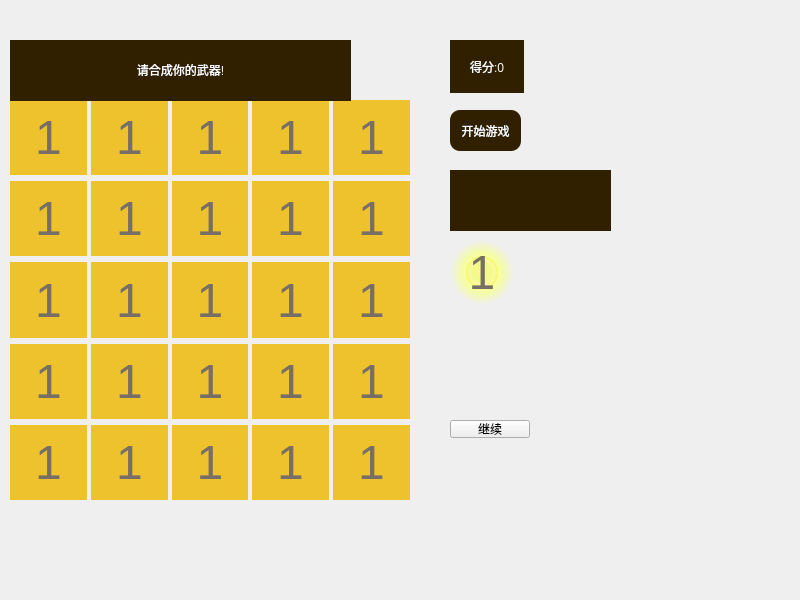
jiayueru/deep_golf_qt, file game2048.ui: the form before one commit.
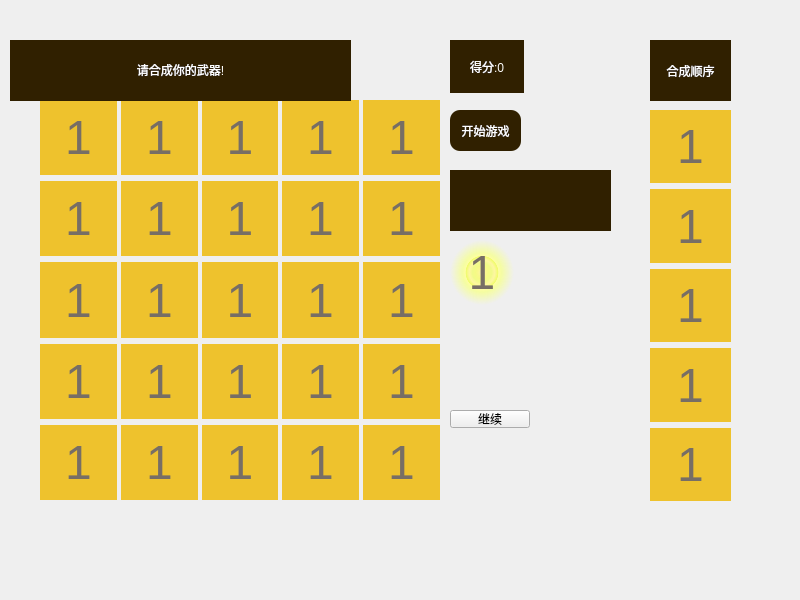
The form after the commit.

```diff
--- a/game2048.ui
+++ b/game2048.ui
@@ -19,7 +19,7 @@
   <widget class="QWidget" name="gridWidget" native="true">
    <property name="geometry">
     <rect>
-     <x>10</x>
+     <x>40</x>
      <y>100</y>
      <width>400</width>
      <height>400</height>
@@ -950,7 +950,7 @@
    <property name="geometry">
     <rect>
      <x>450</x>
-     <y>420</y>
+     <y>410</y>
      <width>80</width>
      <height>18</height>
     </rect>
@@ -998,6 +998,204 @@
     <set>Qt::AlignCenter</set>
    </property>
   </widget>
+  <widget class="QWidget" name="verticalLayoutWidget">
+   <property name="geometry">
+    <rect>
+     <x>650</x>
+     <y>110</y>
+     <width>81</width>
+     <height>391</height>
+    </rect>
+   </property>
+   <layout class="QVBoxLayout" name="verticalLayout">
+    <item>
+     <widget class="QLabel" name="block_std1">
+      <property name="minimumSize">
+       <size>
+        <width>30</width>
+        <height>30</height>
+       </size>
+      </property>
+      <property name="font">
+       <font>
+        <pointsize>-1</pointsize>
+       </font>
+      </property>
+      <property name="contextMenuPolicy">
+       <enum>Qt::DefaultContextMenu</enum>
+      </property>
+      <property name="styleSheet">
+       <string notr="true">background-color: #EEC22D; color: #776E65; font-size: 48px;</string>
+      </property>
+      <property name="frameShape">
+       <enum>QFrame::NoFrame</enum>
+      </property>
+      <property name="frameShadow">
+       <enum>QFrame::Raised</enum>
+      </property>
+      <property name="text">
+       <string>1</string>
+      </property>
+      <property name="alignment">
+       <set>Qt::AlignCenter</set>
+      </property>
+     </widget>
+    </item>
+    <item>
+     <widget class="QLabel" name="block_std2">
+      <property name="minimumSize">
+       <size>
+        <width>30</width>
+        <height>30</height>
+       </size>
+      </property>
+      <property name="font">
+       <font>
+        <pointsize>-1</pointsize>
+       </font>
+      </property>
+      <property name="contextMenuPolicy">
+       <enum>Qt::DefaultContextMenu</enum>
+      </property>
+      <property name="styleSheet">
+       <string notr="true">background-color: #EEC22D; color: #776E65; font-size: 48px;</string>
+      </property>
+      <property name="frameShape">
+       <enum>QFrame::NoFrame</enum>
+      </property>
+      <property name="frameShadow">
+       <enum>QFrame::Raised</enum>
+      </property>
+      <property name="text">
+       <string>1</string>
+      </property>
+      <property name="alignment">
+       <set>Qt::AlignCenter</set>
+      </property>
+     </widget>
+    </item>
+    <item>
+     <widget class="QLabel" name="block_std3">
+      <property name="minimumSize">
+       <size>
+        <width>30</width>
+        <height>30</height>
+       </size>
+      </property>
+      <property name="font">
+       <font>
+        <pointsize>-1</pointsize>
+       </font>
+      </property>
+      <property name="contextMenuPolicy">
+       <enum>Qt::DefaultContextMenu</enum>
+      </property>
+      <property name="styleSheet">
+       <string notr="true">background-color: #EEC22D; color: #776E65; font-size: 48px;</string>
+      </property>
+      <property name="frameShape">
+       <enum>QFrame::NoFrame</enum>
+      </property>
+      <property name="frameShadow">
+       <enum>QFrame::Raised</enum>
+      </property>
+      <property name="text">
+       <string>1</string>
+      </property>
+      <property name="alignment">
+       <set>Qt::AlignCenter</set>
+      </property>
+     </widget>
+    </item>
+    <item>
+     <widget class="QLabel" name="block_std4">
+      <property name="minimumSize">
+       <size>
+        <width>30</width>
+        <height>30</height>
+       </size>
+      </property>
+      <property name="font">
+       <font>
+        <pointsize>-1</pointsize>
+       </font>
+      </property>
+      <property name="contextMenuPolicy">
+       <enum>Qt::DefaultContextMenu</enum>
+      </property>
+      <property name="styleSheet">
+       <string notr="true">background-color: #EEC22D; color: #776E65; font-size: 48px;</string>
+      </property>
+      <property name="frameShape">
+       <enum>QFrame::NoFrame</enum>
+      </property>
+      <property name="frameShadow">
+       <enum>QFrame::Raised</enum>
+      </property>
+      <property name="text">
+       <string>1</string>
+      </property>
+      <property name="alignment">
+       <set>Qt::AlignCenter</set>
+      </property>
+     </widget>
+    </item>
+    <item>
+     <widget class="QLabel" name="block_std55">
+      <property name="minimumSize">
+       <size>
+        <width>30</width>
+        <height>30</height>
+       </size>
+      </property>
+      <property name="font">
+       <font>
+        <pointsize>-1</pointsize>
+       </font>
+      </property>
+      <property name="contextMenuPolicy">
+       <enum>Qt::DefaultContextMenu</enum>
+      </property>
+      <property name="styleSheet">
+       <string notr="true">background-color: #EEC22D; color: #776E65; font-size: 48px;</string>
+      </property>
+      <property name="frameShape">
+       <enum>QFrame::NoFrame</enum>
+      </property>
+      <property name="frameShadow">
+       <enum>QFrame::Raised</enum>
+      </property>
+      <property name="text">
+       <string>1</string>
+      </property>
+      <property name="alignment">
+       <set>Qt::AlignCenter</set>
+      </property>
+     </widget>
+    </item>
+   </layout>
+  </widget>
+  <widget class="QLabel" name="label_2">
+   <property name="geometry">
+    <rect>
+     <x>650</x>
+     <y>40</y>
+     <width>81</width>
+     <height>61</height>
+    </rect>
+   </property>
+   <property name="styleSheet">
+    <string notr="true">background: rgb(48, 32, 0); 
+font: 12pt &quot;华文琥珀&quot;;
+color:rgb(255, 255, 255)</string>
+   </property>
+   <property name="text">
+    <string>合成顺序</string>
+   </property>
+   <property name="alignment">
+    <set>Qt::AlignCenter</set>
+   </property>
+  </widget>
  </widget>
  <tabstops>
   <tabstop>start_button</tabstop>
```
